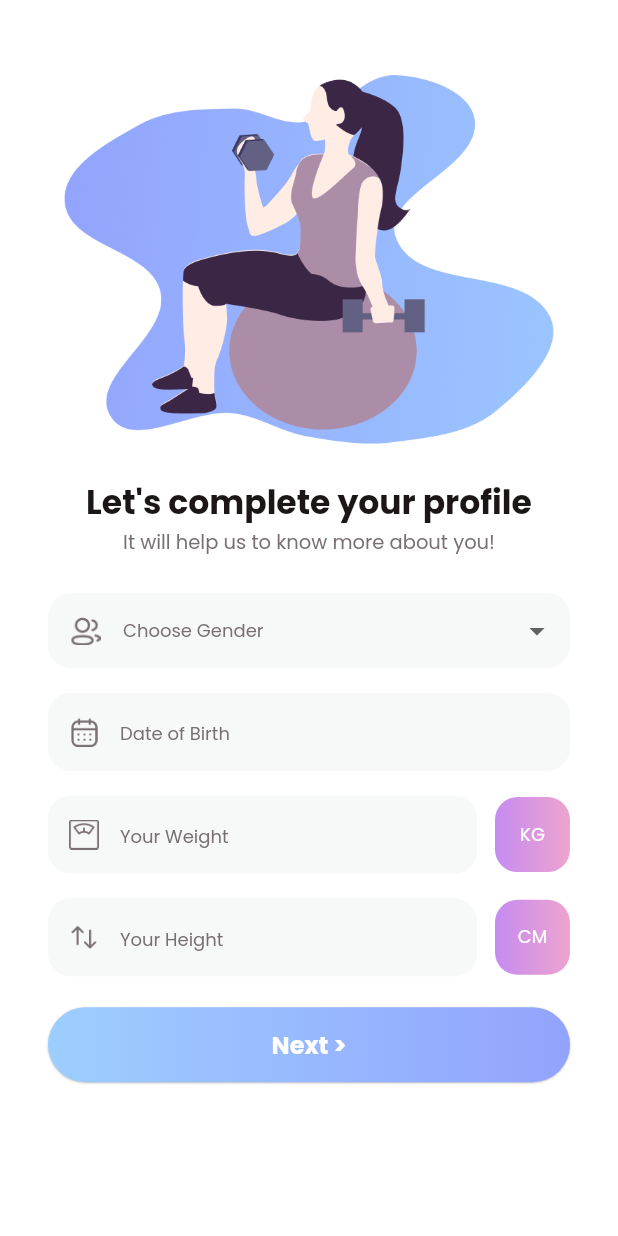
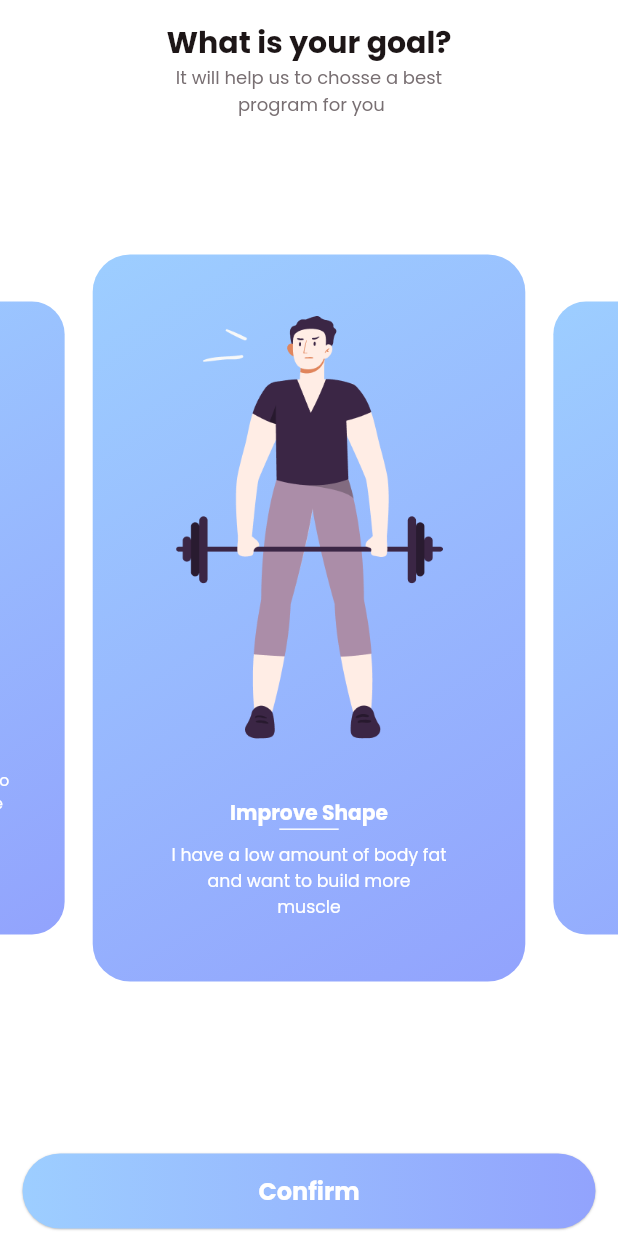
Before and after one commit to Masthw/MasthFit, a Flutter app: the CompleteProfileView screen opened directly, after a tap on "Next >", on a phone screen of 412 x 824 dp. Run offline on Flutter 3.47's test engine with Material 2 defaults, Android fonts, the phone set to English and light mode, and no system bars; drawn by our look-alikes of carousel_slider.

Commit message:
What your goal screen view

```diff
--- a/lib/view/login/complete_profile_view.dart
+++ b/lib/view/login/complete_profile_view.dart
@@ -1,5 +1,6 @@
 import 'package:fitness/common_widget/round_button.dart';
 import 'package:fitness/common_widget/round_textField.dart';
+import 'package:fitness/view/login/what_your_goal_view.dart';
 import 'package:flutter/material.dart';
 import 'package:flutter/src/widgets/framework.dart';
 import 'package:flutter/src/widgets/placeholder.dart';
@@ -24,7 +25,9 @@ class _CompleteProfileViewState extends State<CompleteProfileView> {
       body: SingleChildScrollView(
         child: SafeArea(
           child: Padding(
-            padding: const EdgeInsets.symmetric(horizontal: 30.0, vertical: 10),
+            padding: const EdgeInsets.symmetric(
+              horizontal: 30.0,
+            ),
             child: Column(
                 crossAxisAlignment: CrossAxisAlignment.center,
                 children: [
@@ -34,7 +37,7 @@ class _CompleteProfileViewState extends State<CompleteProfileView> {
                     fit: BoxFit.fitWidth,
                   ),
                   SizedBox(
-                    height: media.height * 0.02,
+                    height: media.height * 0.01,
                   ),
                   Text(
                     "Let's complete your profile",
@@ -173,7 +176,7 @@ class _CompleteProfileViewState extends State<CompleteProfileView> {
                           ],
                         ),
                         SizedBox(
-                          height: media.width * 0.05,
+                          height: media.width * 0.025,
                         ),
                         RoundButton(
                             title: "Next >",
@@ -182,7 +185,7 @@ class _CompleteProfileViewState extends State<CompleteProfileView> {
                                   context,
                                   MaterialPageRoute(
                                       builder: (context) =>
-                                          const CompleteProfileView()));
+                                          const WhatYourGoalView()));
                             }),
                       ],
                     ),
--- /dev/null
+++ b/lib/view/login/what_your_goal_view.dart
@@ -0,0 +1,147 @@
+import 'package:carousel_slider/carousel_slider.dart';
+import 'package:fitness/common_widget/round_button.dart';
+import 'package:flutter/material.dart';
+import 'package:flutter/src/widgets/framework.dart';
+import 'package:flutter/src/widgets/placeholder.dart';
+
+import '../../common/color_extension.dart';
+
+class WhatYourGoalView extends StatefulWidget {
+  const WhatYourGoalView({super.key});
+
+  @override
+  State<WhatYourGoalView> createState() => _WhatYourGoalViewState();
+}
+
+class _WhatYourGoalViewState extends State<WhatYourGoalView> {
+  CarouselController buttonCarouselController = CarouselController();
+
+  List goalArr = [
+    {
+      "image": "assets/images/goal_1.png",
+      "title": "Improve Shape",
+      "subtitle":
+          "I have a low amount of body fat\nand want to build more\nmuscle"
+    },
+    {
+      "image": "assets/images/goal_2.png",
+      "title": "Lean & Tone",
+      "subtitle":
+          "I'm skinny fat. look thin but have\nno shape. I want to add learn\nmuscle in the right way"
+    },
+    {
+      "image": "assets/images/goal_3.png",
+      "title": "Lose a Fat",
+      "subtitle":
+          "I have over 20 lbs to lose. I want to\ndrop all this fat and gain muscle\nmass"
+    },
+  ];
+
+  @override
+  Widget build(BuildContext context) {
+    var media = MediaQuery.of(context).size;
+    return Scaffold(
+      backgroundColor: TColor.white,
+      body: SafeArea(
+          child: Stack(
+        children: [
+          Center(
+            child: CarouselSlider(
+              items: goalArr
+                  .map((gObj) => Container(
+                        decoration: BoxDecoration(
+                            gradient: LinearGradient(
+                                colors: TColor.primaryG,
+                                begin: Alignment.topLeft,
+                                end: Alignment.bottomRight),
+                            borderRadius: BorderRadius.circular(25)),
+                        padding: EdgeInsets.symmetric(
+                            vertical: media.width * 0.1, horizontal: 25),
+                        alignment: Alignment.center,
+                        child: FittedBox(
+                          child: Column(
+                            children: [
+                              Image.asset(
+                                gObj["image"].toString(),
+                                width: media.width * 0.45,
+                                fit: BoxFit.fitWidth,
+                              ),
+                              SizedBox(
+                                height: media.width * 0.1,
+                              ),
+                              Text(
+                                gObj["title"].toString(),
+                                style: TextStyle(
+                                    color: TColor.white,
+                                    fontSize: 14,
+                                    fontWeight: FontWeight.w700),
+                              ),
+                              Container(
+                                width: media.width * 0.1,
+                                height: 1,
+                                color: TColor.white,
+                              ),
+                              SizedBox(
+                                height: media.width * 0.02,
+                              ),
+                              Text(
+                                gObj["subtitle"].toString(),
+                                textAlign: TextAlign.center,
+                                style: TextStyle(
+                                    color: TColor.white, fontSize: 12),
+                              ),
+                            ],
+                          ),
+                        ),
+                      ))
+                  .toList(),
+              carouselController: buttonCarouselController,
+              options: CarouselOptions(
+                autoPlay: false,
+                enlargeCenterPage: true,
+                viewportFraction: 0.7,
+                aspectRatio: 0.85,
+                initialPage: 0,
+              ),
+            ),
+          ),
+          Container(
+            padding: const EdgeInsets.symmetric(horizontal: 15, vertical: 5),
+            width: media.width,
+            child: Column(
+              children: [
+                SizedBox(
+                  height: media.height * 0.01,
+                ),
+                Text(
+                  "What is your goal?",
+                  style: TextStyle(
+                      color: TColor.black,
+                      fontSize: 20,
+                      fontWeight: FontWeight.w700),
+                ),
+                Text(
+                  "It will help us to chosse a best\n program for you",
+                  textAlign: TextAlign.center,
+                  style: TextStyle(color: TColor.gray, fontSize: 12),
+                ),
+                const Spacer(),
+                SizedBox(
+                  height: media.height * 0.05,
+                ),
+                RoundButton(
+                    title: "Confirm",
+                    onPressed: () {
+                      Navigator.push(
+                          context,
+                          MaterialPageRoute(
+                              builder: (context) => const WhatYourGoalView()));
+                    }),
+              ],
+            ),
+          )
+        ],
+      )),
+    );
+  }
+}
--- a/pubspec.yaml
+++ b/pubspec.yaml
@@ -35,6 +35,7 @@ dependencies:
   # The following adds the Cupertino Icons font to your application.
   # Use with the CupertinoIcons class for iOS style icons.
   cupertino_icons: ^1.0.2
+  carousel_slider: ^4.2.1
 
 dev_dependencies:
   flutter_test:
```
Also changed, not shown: pubspec.lock.
